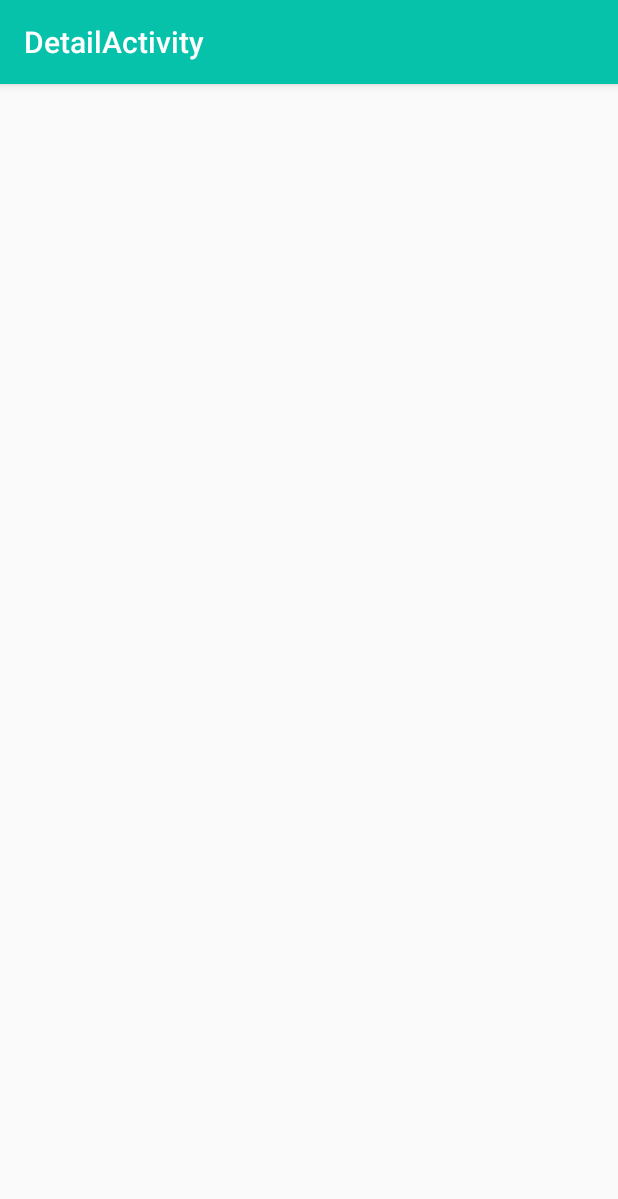
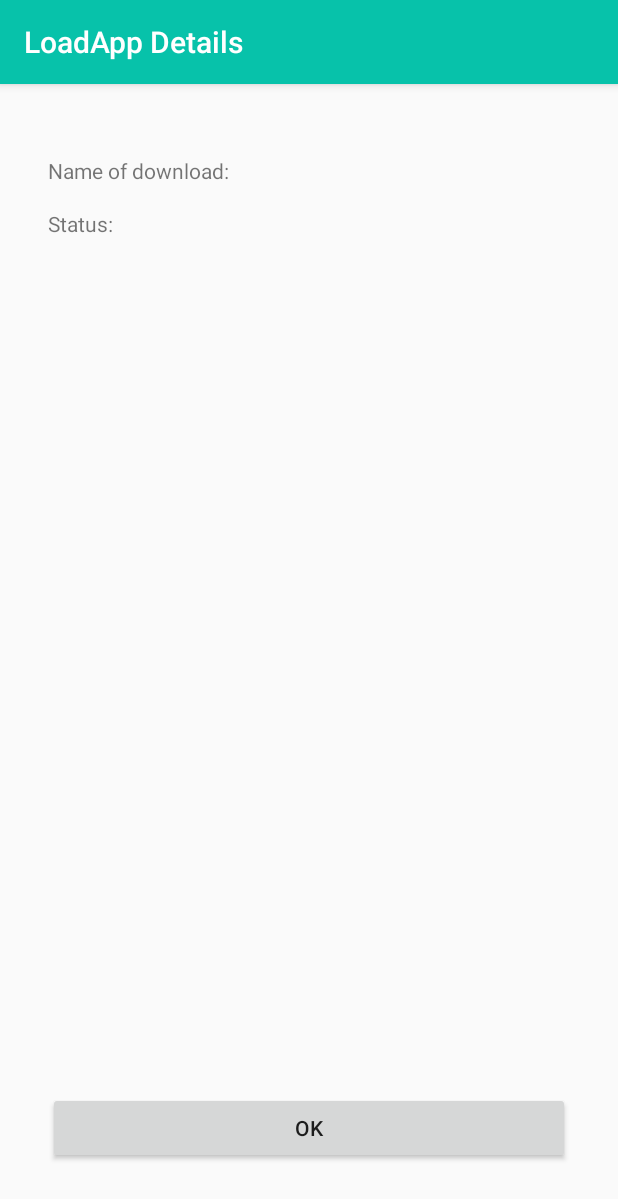
Before and after one commit to jploz/android-nd-load-app, an Android app: the DetailActivity screen opened directly, with no data from a screen before it, on a phone screen of 412 x 824 dp. Shown: the top 1199 px of the screen. Run offline under Robolectric (Android 15) with nearby library versions, the phone set to English and light mode, and no system bars; our stand-ins replace data binding.

Commit message:
Implement detail screen layout and pass data about download.
Add click handler for OK button.
Rename label of detail screen.

```diff
--- a/app/src/main/java/com/udacity/loadapp/util/NotificationUtils.kt
+++ b/app/src/main/java/com/udacity/loadapp/util/NotificationUtils.kt
@@ -18,9 +18,11 @@ private val FLAGS = 0
  *
  * @param context, activity context.
  */
-fun NotificationManager.sendNotification(messageBody: String, applicationContext: Context) {
+fun NotificationManager.sendNotification(applicationContext: Context, downloadInfo: DownloadInfo) {
     // Create the content intent for the notification, which launches the target activity
     val contentIntent = Intent(applicationContext, DetailActivity::class.java)
+        .putExtra(EXTRA_DETAIL_STATUS, downloadInfo.status)
+        .putExtra(EXTRA_DETAIL_TITLE, downloadInfo.title)
 
     val contentPendingIntent = PendingIntent.getActivity(
         applicationContext,
@@ -40,7 +42,7 @@ fun NotificationManager.sendNotification(messageBody: String, applicationContext
     )
         .setSmallIcon(R.drawable.ic_cloud_download)
         .setContentTitle(applicationContext.getString(R.string.notification_title))
-        .setContentText(messageBody)
+        .setContentText(downloadInfo.message)
         .setContentIntent(contentPendingIntent)
         .setAutoCancel(true)
         .setLargeIcon(cloudImage)
--- a/app/src/main/java/com/udacity/loadapp/view/detail/DetailActivity.kt
+++ b/app/src/main/java/com/udacity/loadapp/view/detail/DetailActivity.kt
@@ -1,12 +1,19 @@
 package com.udacity.loadapp.view.detail
 
+import android.app.NotificationManager
+import android.content.Intent
 import android.os.Bundle
 import androidx.appcompat.app.AppCompatActivity
 import androidx.databinding.DataBindingUtil
 import androidx.lifecycle.ViewModelProvider
 import com.udacity.loadapp.R
 import com.udacity.loadapp.databinding.ActivityDetailBinding
+import com.udacity.loadapp.util.EXTRA_DETAIL_STATUS
+import com.udacity.loadapp.util.EXTRA_DETAIL_TITLE
+import com.udacity.loadapp.util.cancelNotifications
+import com.udacity.loadapp.view.main.MainActivity
 import kotlinx.android.synthetic.main.activity_detail.*
+import kotlinx.android.synthetic.main.content_detail.*
 
 class DetailActivity : AppCompatActivity() {
 
@@ -24,5 +31,19 @@ class DetailActivity : AppCompatActivity() {
         binding.contentDetail.viewModel = viewModel
         binding.lifecycleOwner = this
 
+        cancelNotifications()
+
+        viewModel.setFileName(intent.getStringExtra(EXTRA_DETAIL_TITLE))
+        viewModel.setStatus(intent.getStringExtra(EXTRA_DETAIL_STATUS))
+
+        buttonDone.setOnClickListener {
+            val intent = Intent(this, MainActivity::class.java)
+            startActivity(intent)
+        }
+    }
+
+    private fun cancelNotifications() {
+        val notificationManager = getSystemService(NotificationManager::class.java)
+        notificationManager.cancelNotifications()
     }
 }
--- a/app/src/main/java/com/udacity/loadapp/view/detail/DetailViewModel.kt
+++ b/app/src/main/java/com/udacity/loadapp/view/detail/DetailViewModel.kt
@@ -2,6 +2,22 @@ package com.udacity.loadapp.view.detail
 
 import android.app.Application
 import androidx.lifecycle.AndroidViewModel
+import androidx.lifecycle.LiveData
+import androidx.lifecycle.MutableLiveData
 
 class DetailViewModel(private val app: Application) : AndroidViewModel(app) {
+
+    private val _fileName = MutableLiveData<String>()
+    val fileName: LiveData<String> = _fileName
+
+    private val _status = MutableLiveData<String>()
+    val status: LiveData<String> = _status
+
+    fun setFileName(value: String?) {
+        _fileName.postValue(value)
+    }
+
+    fun setStatus(value: String?) {
+        _status.postValue(value)
+    }
 }
--- a/app/src/main/res/layout/content_detail.xml
+++ b/app/src/main/res/layout/content_detail.xml
@@ -11,11 +11,75 @@
     </data>
 
     <androidx.constraintlayout.widget.ConstraintLayout
+        android:id="@+id/layoutDetail"
         android:layout_width="match_parent"
         android:layout_height="match_parent"
         app:layout_behavior="@string/appbar_scrolling_view_behavior"
         tools:context=".view.detail.DetailActivity"
         tools:showIn="@layout/activity_detail">
 
+        <TextView
+            android:id="@+id/labelTitle"
+            android:layout_width="wrap_content"
+            android:layout_height="wrap_content"
+            android:layout_marginStart="32dp"
+            android:layout_marginTop="48dp"
+            android:text="Name of download:"
+            app:layout_constraintStart_toStartOf="parent"
+            app:layout_constraintTop_toTopOf="parent" />
+
+        <TextView
+            android:id="@+id/labelStatus"
+            android:layout_width="wrap_content"
+            android:layout_height="wrap_content"
+            android:layout_marginStart="32dp"
+            android:layout_marginTop="16dp"
+            android:text="Status:"
+            app:layout_constraintStart_toStartOf="parent"
+            app:layout_constraintTop_toBottomOf="@+id/textTitle" />
+
+        <androidx.constraintlayout.widget.Barrier
+            android:id="@+id/barrierLabels"
+            android:layout_width="wrap_content"
+            android:layout_height="wrap_content"
+            app:barrierDirection="end"
+            app:constraint_referenced_ids="labelTitle,labelStatus" />
+
+        <TextView
+            android:id="@+id/textTitle"
+            android:layout_width="0dp"
+            android:layout_height="wrap_content"
+            android:layout_marginStart="16dp"
+            android:layout_marginEnd="32dp"
+            android:text="@{viewModel.fileName}"
+            app:layout_constraintBaseline_toBaselineOf="@+id/labelTitle"
+            app:layout_constraintEnd_toEndOf="parent"
+            app:layout_constraintStart_toStartOf="@id/barrierLabels"
+            tools:text="LoadApp source code" />
+
+        <TextView
+            android:id="@+id/textStatus"
+            android:layout_width="0dp"
+            android:layout_height="wrap_content"
+            android:layout_marginStart="16dp"
+            android:layout_marginEnd="32dp"
+            android:text="@{viewModel.status}"
+            app:layout_constraintBaseline_toBaselineOf="@+id/labelStatus"
+            app:layout_constraintEnd_toEndOf="parent"
+            app:layout_constraintStart_toStartOf="@id/barrierLabels"
+            tools:text="Success" />
+
+        <Button
+            android:id="@+id/buttonDone"
+            android:layout_width="0dp"
+            android:layout_height="wrap_content"
+            android:layout_marginStart="32dp"
+            android:layout_marginEnd="32dp"
+            android:layout_marginBottom="48dp"
+            android:text="OK"
+            app:layout_constraintBottom_toBottomOf="parent"
+            app:layout_constraintEnd_toEndOf="parent"
+            app:layout_constraintStart_toStartOf="parent" />
+
     </androidx.constraintlayout.widget.ConstraintLayout>
 </layout>
--- a/app/src/main/res/values/strings.xml
+++ b/app/src/main/res/values/strings.xml
@@ -10,7 +10,7 @@
 
     <string name="button_name">Click me</string>
     <string name="button_loading">We are loading </string>
-    <string name="title_activity_detail">DetailActivity</string>
+    <string name="title_activity_detail">LoadApp Details</string>
 
     <string name="url_glide">https://github.com/bumptech/glide/archive/master.zip</string>
     <string name="url_load_app">https://github.com/udacity/nd940-c3-advanced-android-programming-project-starter/archive/master.zip</string>
```
Also changed, not shown: app/src/main/java/com/udacity/loadapp/receiver/DownloadReceiver.kt (+6 -32 lines), app/src/main/java/com/udacity/loadapp/util/DownloadUtils.kt (added, +56 -0 lines).
